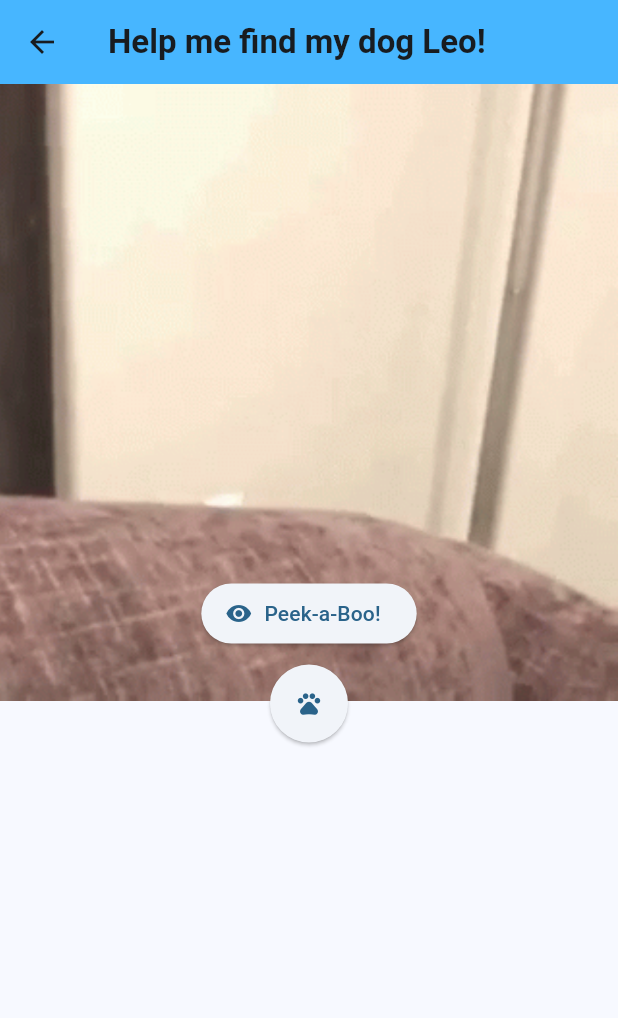
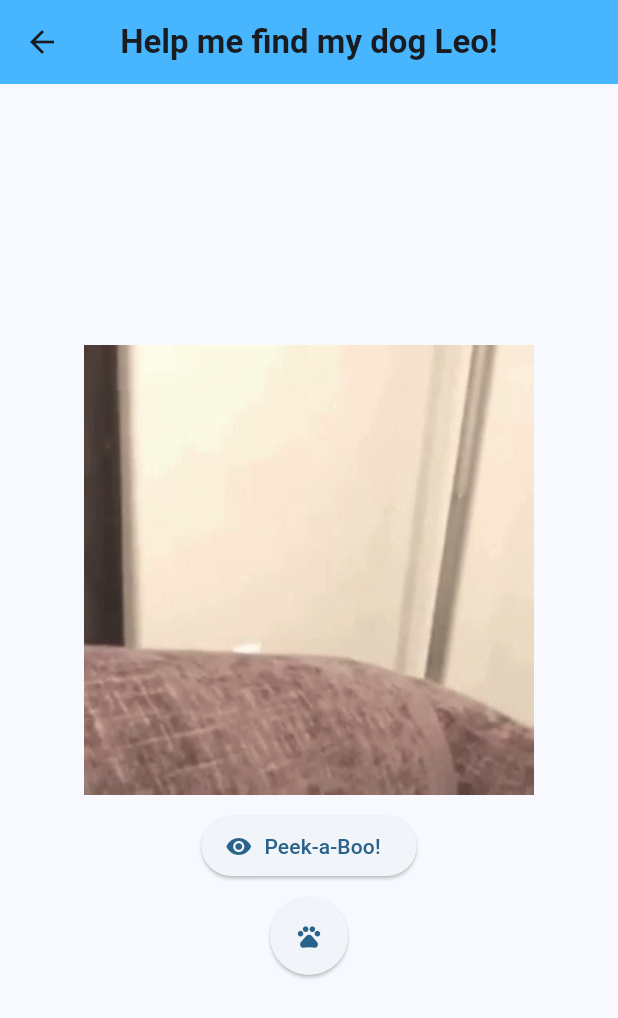
Before and after one commit to gnamlsu/flutter_application_10, a Flutter app: the LynnPage screen opened directly, on a phone screen of 412 x 824 dp. Shown: the top 1018 px of the screen. Run offline on Flutter 3.47's test engine with Material 3 defaults, Android fonts, the phone set to English and light mode, and no system bars; our stand-ins replace google_fonts; network calls fail.

Commit message:
Centered dog image and text

```diff
--- a/lib/main.dart
+++ b/lib/main.dart
@@ -88,19 +88,23 @@ class _LynnPageState extends State<LynnPage> {
       appBar: AppBar(
         title: const Text(
           'Help me find my dog Leo!',
-          style: TextStyle(fontWeight: FontWeight.bold)
+          style: TextStyle(fontWeight: FontWeight.bold),
         ),
+        centerTitle: true,
         backgroundColor: Color.fromRGBO(71, 182, 255, 1),
       ),
-      body: Stack(
+      body: Center(
+        child: Column(
+          mainAxisAlignment: MainAxisAlignment.center,
           children: [
             Image(
               image: assetImages[curImage],
+              width: 300,
+              height: 300,
             ),
-          Center(
-            child: Column(
-              mainAxisAlignment: MainAxisAlignment.center,
-              children: [
+            SizedBox(
+              height: 10
+            ),
             ElevatedButton.icon(
               onPressed: (){
                 setState(() {
@@ -134,8 +138,6 @@ class _LynnPageState extends State<LynnPage> {
             ),
           ],
         ),
-          ),
-        ],
       ),
     );
   }
```
Lines whose indentation alone changed are shown as unchanged.
